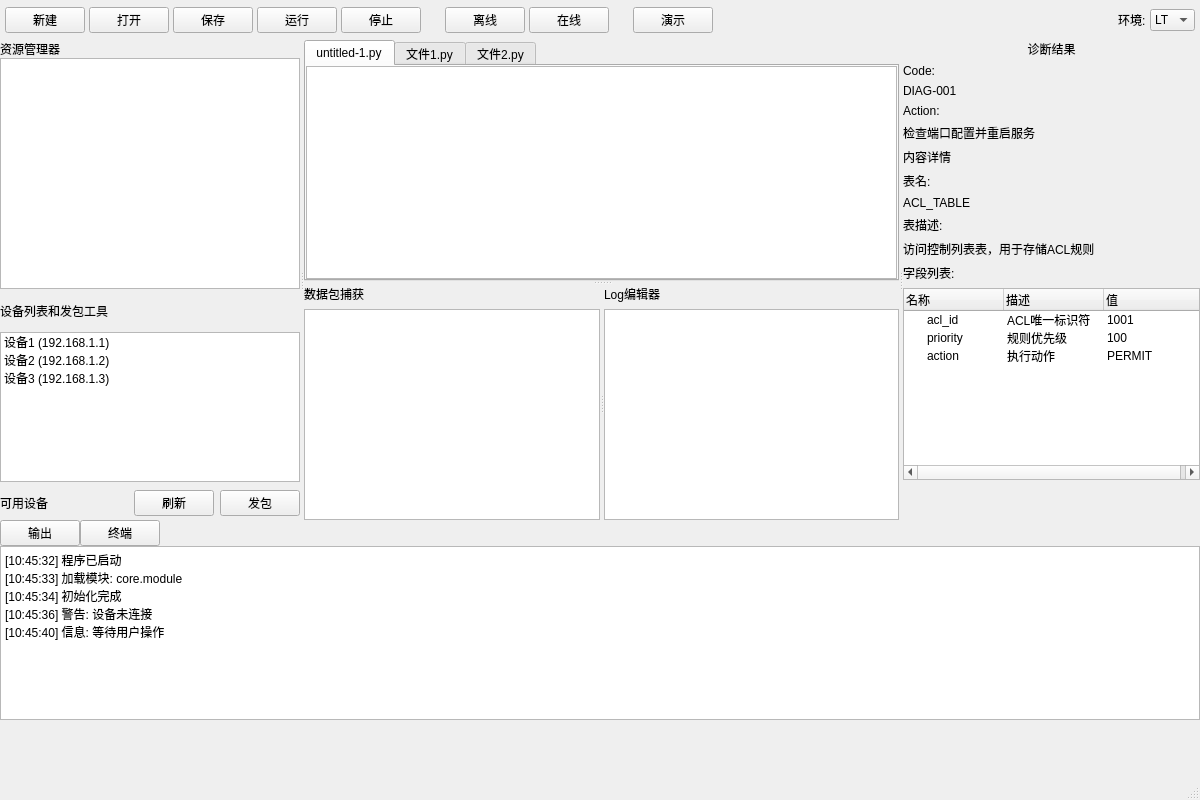
Qt form src/ui/main_window.ui (haimenlinchen/Pkjviz-py) before a commit.
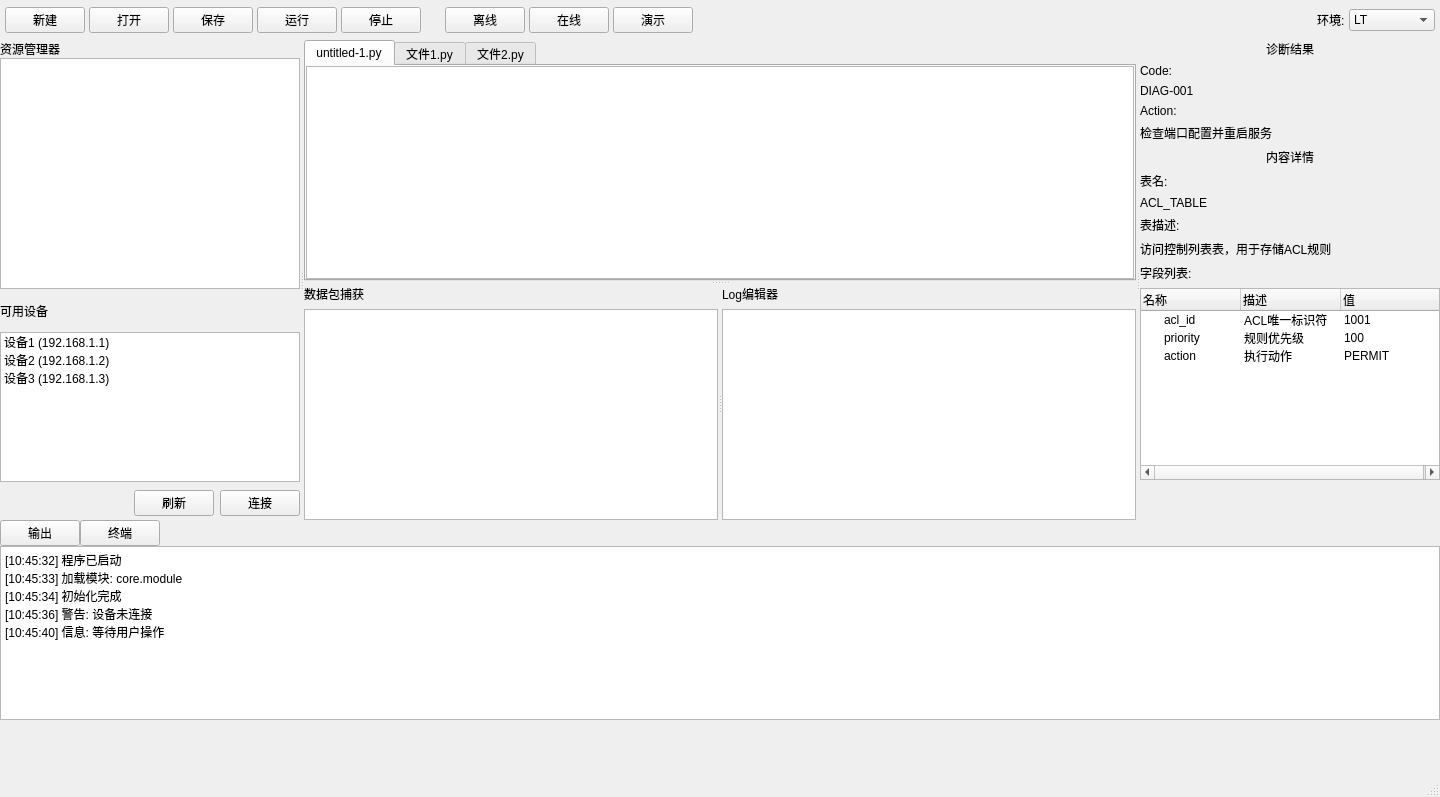
The same form after that commit.

What changed in the file:
```diff
--- a/src/ui/main_window.ui
+++ b/src/ui/main_window.ui
@@ -6,8 +6,8 @@
    <rect>
     <x>0</x>
     <y>0</y>
-    <width>1200</width>
-    <height>800</height>
+    <width>1440</width>
+    <height>797</height>
    </rect>
   </property>
   <property name="windowTitle">
@@ -125,22 +125,6 @@
          </property>
         </widget>
        </item>
-       <item>
-        <spacer name="horizontalSpacer_2">
-         <property name="orientation">
-          <enum>Qt::Horizontal</enum>
-         </property>
-         <property name="sizeType">
-          <enum>QSizePolicy::Fixed</enum>
-         </property>
-         <property name="sizeHint" stdset="0">
-          <size>
-           <width>20</width>
-           <height>20</height>
-          </size>
-         </property>
-        </spacer>
-       </item>
        <item>
         <widget class="QPushButton" name="displayButton">
          <property name="text">
@@ -148,6 +132,22 @@
          </property>
         </widget>
        </item>
+       <item>
+        <spacer name="horizontalSpacer_2">
+         <property name="orientation">
+          <enum>Qt::Horizontal</enum>
+         </property>
+         <property name="sizeType">
+          <enum>QSizePolicy::Fixed</enum>
+         </property>
+         <property name="sizeHint" stdset="0">
+          <size>
+           <width>20</width>
+           <height>20</height>
+          </size>
+         </property>
+        </spacer>
+       </item>
        <item>
         <spacer name="horizontalSpacer_3">
          <property name="orientation">
@@ -175,6 +175,16 @@
            <string>LT</string>
           </property>
          </item>
+         <item>
+          <property name="text">
+           <string>NB-Cosim</string>
+          </property>
+         </item>
+         <item>
+          <property name="text">
+           <string>NB-SDK</string>
+          </property>
+         </item>
         </widget>
        </item>
       </layout>
@@ -250,8 +260,14 @@
            </property>
            <item>
             <widget class="QLabel" name="deviceListLabel">
+             <property name="minimumSize">
+              <size>
+               <width>300</width>
+               <height>0</height>
+              </size>
+             </property>
              <property name="text">
-              <string>设备列表和发包工具</string>
+              <string>可用设备</string>
              </property>
             </widget>
            </item>
@@ -298,7 +314,7 @@
               <item>
                <widget class="QLabel" name="selectedDeviceLabel">
                 <property name="text">
-                 <string>可用设备</string>
+                 <string/>
                 </property>
                </widget>
               </item>
@@ -325,7 +341,7 @@
               <item>
                <widget class="QPushButton" name="sendPacketButton">
                 <property name="text">
-                 <string>发包</string>
+                 <string>连接</string>
                 </property>
                </widget>
               </item>
@@ -470,7 +486,7 @@
         <item>
          <widget class="QLabel" name="contentLabel">
           <property name="text">
-           <string>内容详情</string>
+           <string>&lt;html&gt;&lt;head/&gt;&lt;body&gt;&lt;p align=&quot;center&quot;&gt;内容详情&lt;/p&gt;&lt;/body&gt;&lt;/html&gt;</string>
           </property>
          </widget>
         </item>
@@ -651,12 +667,12 @@
           <string>&lt;!DOCTYPE HTML PUBLIC &quot;-//W3C//DTD HTML 4.0//EN&quot; &quot;http://www.w3.org/TR/REC-html40/strict.dtd&quot;&gt;
 &lt;html&gt;&lt;head&gt;&lt;meta name=&quot;qrichtext&quot; content=&quot;1&quot; /&gt;&lt;style type=&quot;text/css&quot;&gt;
 p, li { white-space: pre-wrap; }
-&lt;/style&gt;&lt;/head&gt;&lt;body style=&quot; font-family:'SimSun'; font-size:9pt; font-weight:400; font-style:normal;&quot;&gt;
-&lt;p style=&quot; margin-top:0px; margin-bottom:0px; margin-left:0px; margin-right:0px; -qt-block-indent:0; text-indent:0px;&quot;&gt;[10:45:32] 程序已启动&lt;/p&gt;
-&lt;p style=&quot; margin-top:0px; margin-bottom:0px; margin-left:0px; margin-right:0px; -qt-block-indent:0; text-indent:0px;&quot;&gt;[10:45:33] 加载模块: core.module&lt;/p&gt;
-&lt;p style=&quot; margin-top:0px; margin-bottom:0px; margin-left:0px; margin-right:0px; -qt-block-indent:0; text-indent:0px;&quot;&gt;[10:45:34] 初始化完成&lt;/p&gt;
-&lt;p style=&quot; margin-top:0px; margin-bottom:0px; margin-left:0px; margin-right:0px; -qt-block-indent:0; text-indent:0px;&quot;&gt;[10:45:36] 警告: 设备未连接&lt;/p&gt;
-&lt;p style=&quot; margin-top:0px; margin-bottom:0px; margin-left:0px; margin-right:0px; -qt-block-indent:0; text-indent:0px;&quot;&gt;[10:45:40] 信息: 等待用户操作&lt;/p&gt;&lt;/body&gt;&lt;/html&gt;</string>
+&lt;/style&gt;&lt;/head&gt;&lt;body style=&quot; font-family:'.AppleSystemUIFont'; font-size:13pt; font-weight:400; font-style:normal;&quot;&gt;
+&lt;p style=&quot; margin-top:0px; margin-bottom:0px; margin-left:0px; margin-right:0px; -qt-block-indent:0; text-indent:0px;&quot;&gt;&lt;span style=&quot; font-family:'SimSun'; font-size:9pt;&quot;&gt;[10:45:32] 程序已启动&lt;/span&gt;&lt;/p&gt;
+&lt;p style=&quot; margin-top:0px; margin-bottom:0px; margin-left:0px; margin-right:0px; -qt-block-indent:0; text-indent:0px;&quot;&gt;&lt;span style=&quot; font-family:'SimSun'; font-size:9pt;&quot;&gt;[10:45:33] 加载模块: core.module&lt;/span&gt;&lt;/p&gt;
+&lt;p style=&quot; margin-top:0px; margin-bottom:0px; margin-left:0px; margin-right:0px; -qt-block-indent:0; text-indent:0px;&quot;&gt;&lt;span style=&quot; font-family:'SimSun'; font-size:9pt;&quot;&gt;[10:45:34] 初始化完成&lt;/span&gt;&lt;/p&gt;
+&lt;p style=&quot; margin-top:0px; margin-bottom:0px; margin-left:0px; margin-right:0px; -qt-block-indent:0; text-indent:0px;&quot;&gt;&lt;span style=&quot; font-family:'SimSun'; font-size:9pt;&quot;&gt;[10:45:36] 警告: 设备未连接&lt;/span&gt;&lt;/p&gt;
+&lt;p style=&quot; margin-top:0px; margin-bottom:0px; margin-left:0px; margin-right:0px; -qt-block-indent:0; text-indent:0px;&quot;&gt;&lt;span style=&quot; font-family:'SimSun'; font-size:9pt;&quot;&gt;[10:45:40] 信息: 等待用户操作&lt;/span&gt;&lt;/p&gt;&lt;/body&gt;&lt;/html&gt;</string>
          </property>
         </widget>
        </item>
```
Left out of the diff: 2 changed lines with no effect on the pictures.
